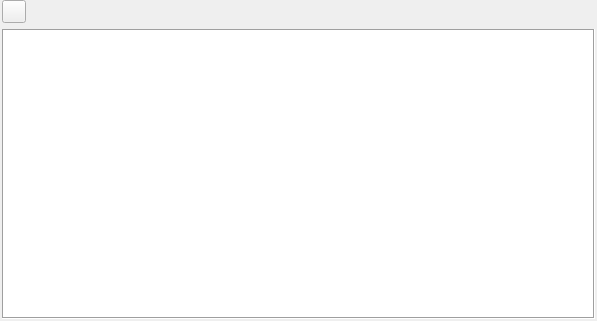
Old version of the form ui/story_structure_settings.ui in the repository zkovari/plotlyst.
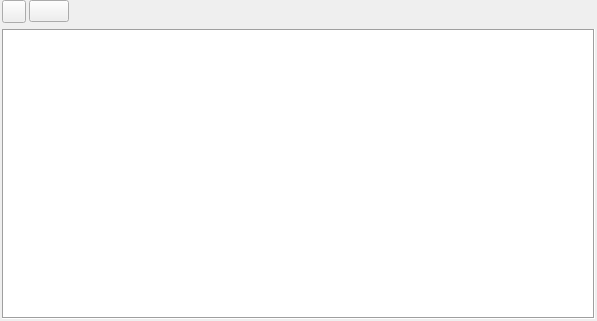
New version of the form. Custom widgets are drawn as their Qt base class.

Commit message: Duplicate structures and link to characters #158

Diff of the .ui file:
```diff
--- a/ui/story_structure_settings.ui
+++ b/ui/story_structure_settings.ui
@@ -47,6 +47,31 @@
        </property>
       </widget>
      </item>
+     <item>
+      <widget class="QPushButton" name="btnLinkCharacter">
+       <property name="sizePolicy">
+        <sizepolicy hsizetype="Maximum" vsizetype="Maximum">
+         <horstretch>0</horstretch>
+         <verstretch>0</verstretch>
+        </sizepolicy>
+       </property>
+       <property name="cursor">
+        <cursorShape>PointingHandCursor</cursorShape>
+       </property>
+       <property name="toolTip">
+        <string>Link to character</string>
+       </property>
+       <property name="text">
+        <string/>
+       </property>
+       <property name="iconSize">
+        <size>
+         <width>16</width>
+         <height>16</height>
+        </size>
+       </property>
+      </widget>
+     </item>
      <item>
       <widget class="QWidget" name="wdgTemplates" native="true">
        <property name="sizePolicy">
```
The commit also changes 7 other files.
